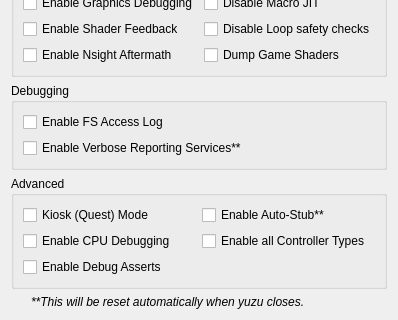
Qt form src/yuzu/configuration/configure_debug.ui (QuantumGhost/yuzu) before a commit; both pictures show x 0 to 398 and y 239 to 559 of the 398 by 559 pixel window.
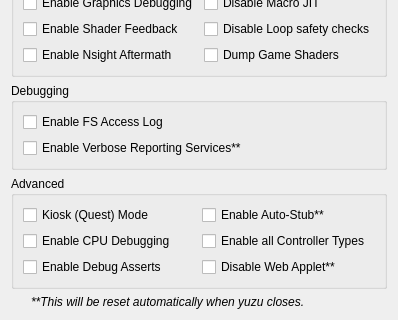
The same form after that commit.

```diff
--- a/src/yuzu/configuration/configure_debug.ui
+++ b/src/yuzu/configuration/configure_debug.ui
@@ -218,6 +218,13 @@
         </property>
        </widget>
       </item>
+      <item row="2" column="1">
+       <widget class="QCheckBox" name="disable_web_applet">
+        <property name="text">
+         <string>Disable Web Applet**</string>
+        </property>
+       </widget>
+      </item>
      </layout>
     </widget>
    </item>
```
Left out of the diff: 2 changed lines with no effect on the pictures. Lines whose indentation alone changed are shown as unchanged.
